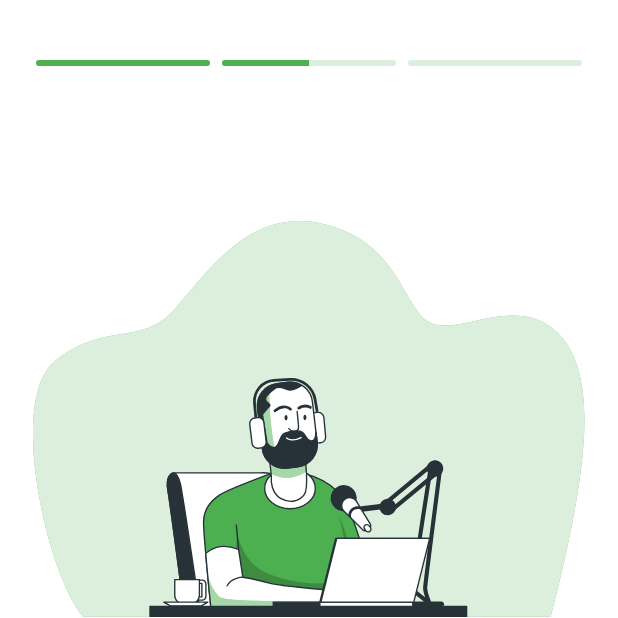
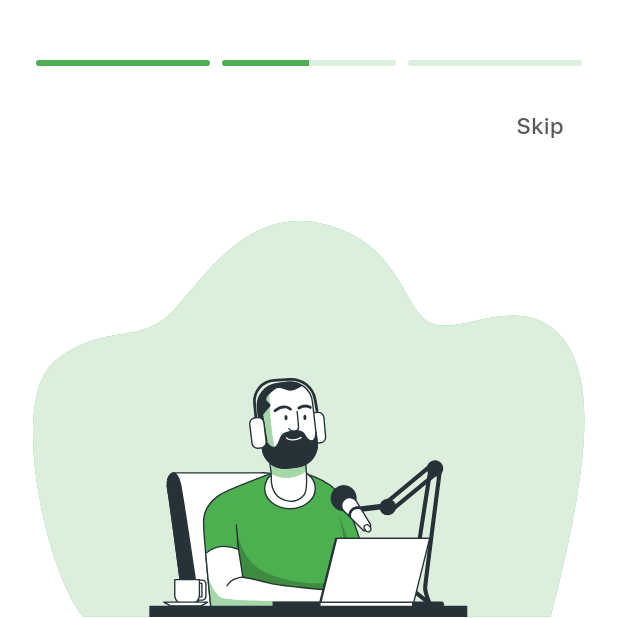
Before and after one commit to Mnemovate/Radior, a Flutter app: the screen it shows after launch, on a phone screen of 412 x 824 dp, the top half of it. Run offline on Flutter 3.47's test engine with Material 3 defaults, Android fonts, the phone set to English and light mode, and no system bars; our stand-ins replace audioplayers, flutter_bloc, flutter_svg, percent_indicator.

Commit message:
ui onboard

```diff
--- a/lib/screens/onboarding_screen.dart
+++ b/lib/screens/onboarding_screen.dart
@@ -74,6 +74,7 @@ class _OnboardingScreenState extends State<OnboardingScreen> with SingleTickerPr
       body: Stack(
         children: [
           PageView(
+            physics: const NeverScrollableScrollPhysics(),
             controller: _pageController,
             onPageChanged: (int page) {
               setState(() {
@@ -156,6 +157,22 @@ class _OnboardingScreenState extends State<OnboardingScreen> with SingleTickerPr
               ),
             ),
           ),
+
+          // Skip button
+          Positioned(
+            top: 60,
+            right: 20,
+            child: TextButton(
+              onPressed: () {
+                _animationController.stop();
+                Navigator.of(context).pushReplacementNamed('/home');
+              },
+              child: Text(
+                'Skip',
+                style: descriptionOnboarding,
+              ),
+            ),
+          ),
         ],
       ),
     );
```
